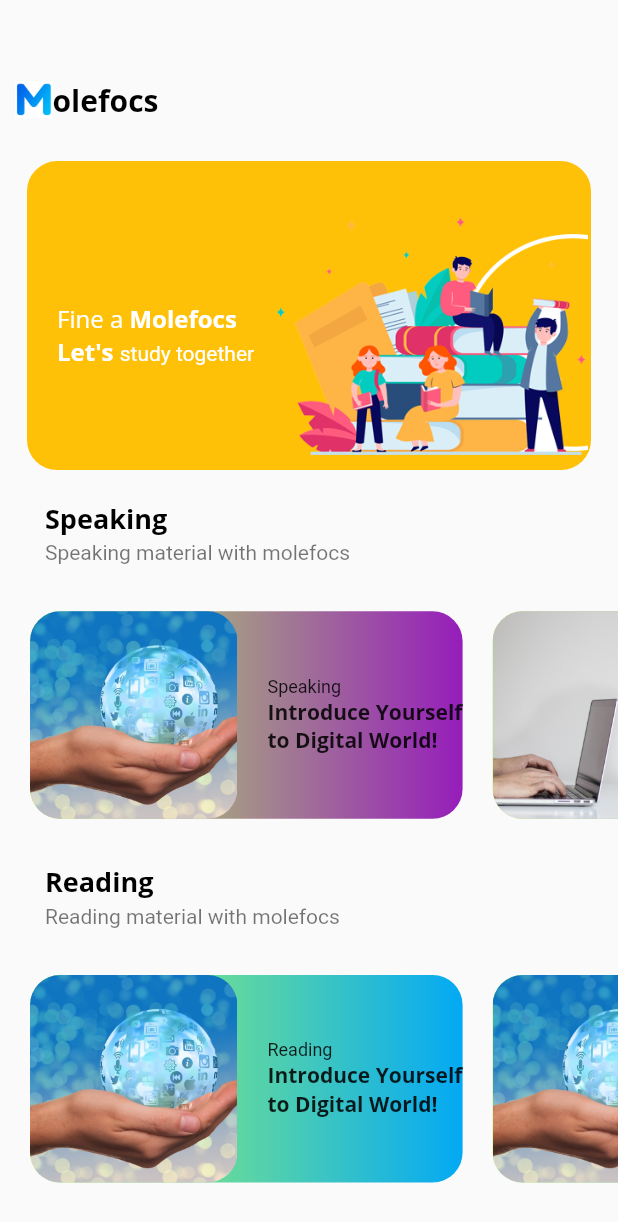
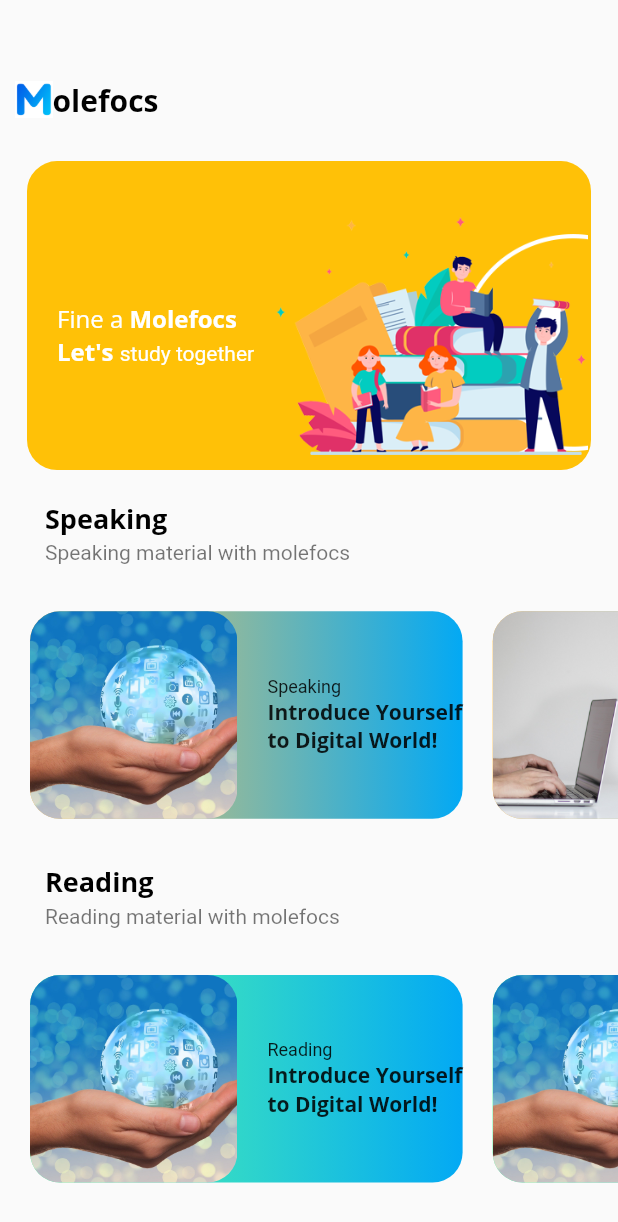
Before and after one commit to udibaraid/molefocs, a Flutter app: the screen it shows after launch, on a phone screen of 412 x 824 dp. Shown: the top 1222 px of the screen. Run offline on Flutter 3.47's test engine with Material 2 defaults, Android fonts, the light colour scheme and no system bars; missing offline and left inert: syncfusion_flutter_pdfviewer; Roboto replaces fonts that are missing (OpenSans Normal, OpenSans Reguler).

Commit message:
reading_compile

```diff
--- a/lib/model/reading_model.dart
+++ b/lib/model/reading_model.dart
@@ -17,7 +17,7 @@ List<Reading> rdg = [
     desc: "assets/pdf/reading1.pdf",
   ),
   Reading(
-    name: " Go Beyond Computer Essentials",
+    name: "Go Beyond Computer Essentials",
     image: "assets/images/home_image1.jpg",
     desc: "assets/pdf/reading1.pdf",
   ),
--- a/lib/model/speaking_model.dart
+++ b/lib/model/speaking_model.dart
@@ -34,16 +34,16 @@ List<Speaking> spk = [
   Speaking(
     name: "Keep In Touch with The Internet",
     image: "assets/images/img_speaking5.jpg",
-    desc: "assets/pdf/speaking1.pdf",
+    desc: "assets/pdf/speaking5.pdf",
   ),
   Speaking(
     name: "Network",
     image: "assets/images/img_speaking6.jpg",
-    desc: "assets/pdf/speaking1.pdf",
+    desc: "assets/pdf/speaking6.pdf",
   ),
   Speaking(
     name: "Let’s go to Bright Future in IT Jobs",
     image: "assets/images/img_speaking7.jpg",
-    desc: "assets/pdf/speaking1.pdf",
+    desc: "assets/pdf/speaking7.pdf",
   ),
 ];
--- a/lib/presentation/home/home_reading/reading_detail.dart
+++ b/lib/presentation/home/home_reading/reading_detail.dart
@@ -2,15 +2,15 @@ import 'package:flutter/material.dart';
 import 'package:molefocs/model/reading_model.dart';
 import 'package:syncfusion_flutter_pdfviewer/pdfviewer.dart';
 
-class SpeakingDetail extends StatefulWidget {
+class ReadingDetail extends StatefulWidget {
   final int index1;
-  const SpeakingDetail({Key? key, required this.index1}) : super(key: key);
+  const ReadingDetail({Key? key, required this.index1}) : super(key: key);
 
   @override
-  State<SpeakingDetail> createState() => _SpeakingDetailState();
+  State<ReadingDetail> createState() => _ReadingDetailState();
 }
 
-class _SpeakingDetailState extends State<SpeakingDetail> {
+class _ReadingDetailState extends State<ReadingDetail> {
   @override
   Widget build(BuildContext context) {
     final tinggiAll = MediaQuery.of(context).size.height;
--- a/lib/presentation/widgets/card_menuitem_reading.dart
+++ b/lib/presentation/widgets/card_menuitem_reading.dart
@@ -1,7 +1,7 @@
 import 'package:flutter/material.dart';
 import 'package:molefocs/model/reading_model.dart';
 
-import '../home/home_speaking/speaking_detail.dart';
+import '../home/home_reading/reading_detail.dart';
 
 class ReadingMenuItemCard extends StatefulWidget {
   final int index1;
@@ -24,12 +24,12 @@ class _ReadingMenuItemCardState extends State<ReadingMenuItemCard> {
           Navigator.push(
               context,
               MaterialPageRoute(
-                  builder: (context) => SpeakingDetail(index1: widget.index1)));
+                  builder: (context) => ReadingDetail(index1: widget.index1)));
         },
         child: Container(
           decoration: const BoxDecoration(
             gradient: LinearGradient(
-                colors: [Colors.lightGreenAccent, Colors.lightBlue],
+                colors: [Color.fromARGB(255, 89, 255, 164), Colors.lightBlue],
                 begin: Alignment.centerLeft,
                 end: Alignment.centerRight),
             borderRadius: BorderRadius.all(Radius.circular(20)),
--- a/lib/presentation/widgets/card_menuitem_speaking.dart
+++ b/lib/presentation/widgets/card_menuitem_speaking.dart
@@ -28,10 +28,10 @@ class _SpeakingMenuItemCardState extends State<SpeakingMenuItemCard> {
         },
         child: Container(
           decoration: const BoxDecoration(
-            gradient: LinearGradient(colors: [
-              Colors.lightGreenAccent,
-              Color.fromARGB(255, 150, 29, 187)
-            ], begin: Alignment.centerLeft, end: Alignment.centerRight),
+            gradient: LinearGradient(
+                colors: [Color.fromARGB(255, 255, 197, 89), Colors.lightBlue],
+                begin: Alignment.centerLeft,
+                end: Alignment.centerRight),
             borderRadius: BorderRadius.all(Radius.circular(20)),
           ),
           child: AspectRatio(
```
Also changed, not shown: lib/presentation/home/unit1/unit1page.dart (deleted, +0 -22 lines), pubspec.yaml (+16 -0 lines).
